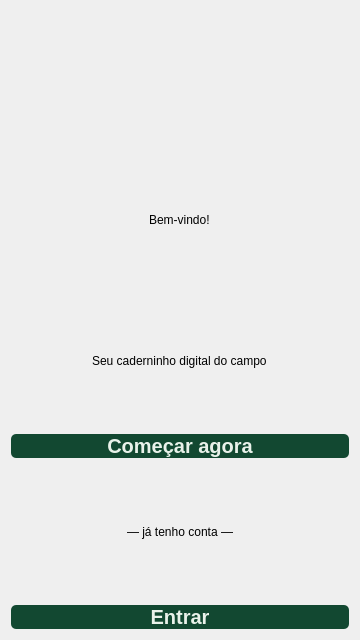
Old version of the form InitialScreen.ui in the repository pollyanasousa/projeto-interdisciplinar-ufrpe.
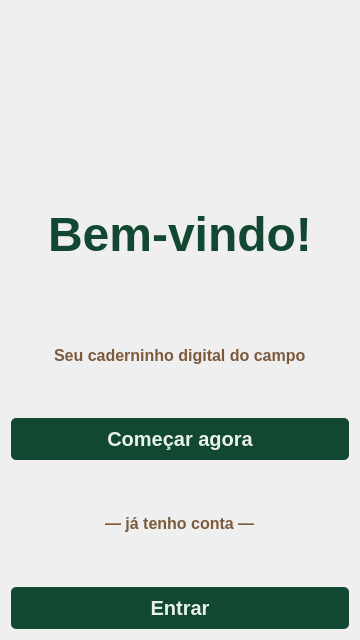
New version of the form. Icons and pictures are not drawn.

The edit to the form file:
```diff
--- a/InitialScreen.ui
+++ b/InitialScreen.ui
@@ -26,11 +26,7 @@
    <string>Form</string>
   </property>
   <property name="styleSheet">
-   <string notr="true">QMainWindow{
-	background-color:#E9F2EA;
-}
-
-QLabel{
+   <string notr="true">QLabel{
 	font-family: &quot;Roboto Flex&quot;;
 }
 
@@ -41,6 +37,25 @@
 	font-weight:600;
 	font-size:20px;
 	border-radius:5px;
+	padding:9px;
+}
+
+QPushButton:hover{
+	background-color:#003619;
+}
+
+QLabel#welcome_label{
+	font-family:&quot;Roboto Flex&quot;;
+	font-weight:600;
+	font-size:48px;
+	color:#124831;
+}
+
+QLabel#presentation_label, QLabel#i_have_account_label{
+	font-family:&quot;Roboto Flex&quot;;
+	font-weight:600;
+	font-size:16px;
+	color:#7C5A3C;
 }</string>
   </property>
   <layout class="QVBoxLayout" name="verticalLayout_2">
@@ -54,6 +69,12 @@
          <verstretch>0</verstretch>
         </sizepolicy>
        </property>
+       <property name="minimumSize">
+        <size>
+         <width>214</width>
+         <height>160</height>
+        </size>
+       </property>
        <property name="maximumSize">
         <size>
          <width>214</width>
@@ -78,28 +99,32 @@
       </widget>
      </item>
      <item alignment="Qt::AlignmentFlag::AlignHCenter">
-      <widget class="QLabel" name="label">
+      <widget class="QLabel" name="welcome_label">
        <property name="text">
         <string>Bem-vindo!</string>
        </property>
       </widget>
      </item>
      <item alignment="Qt::AlignmentFlag::AlignHCenter">
-      <widget class="QLabel" name="label_2">
+      <widget class="QLabel" name="presentation_label">
        <property name="text">
         <string>Seu caderninho digital do campo</string>
        </property>
       </widget>
      </item>
      <item>
-      <widget class="QPushButton" name="pushButton">
+      <widget class="QPushButton" name="signup_button">
        <property name="text">
         <string>Começar agora</string>
        </property>
+       <property name="icon">
+        <iconset>
+         <normaloff>../../.designer/backup/images/leaves-icon.png</normaloff>../../.designer/backup/images/leaves-icon.png</iconset>
+       </property>
       </widget>
      </item>
      <item alignment="Qt::AlignmentFlag::AlignHCenter">
-      <widget class="QLabel" name="label_3">
+      <widget class="QLabel" name="i_have_account_label">
        <property name="text">
         <string>— já tenho conta —</string>
        </property>
@@ -109,7 +134,7 @@
       </widget>
      </item>
      <item>
-      <widget class="QPushButton" name="pushButton_2">
+      <widget class="QPushButton" name="login_button">
        <property name="text">
         <string>Entrar</string>
        </property>
```
